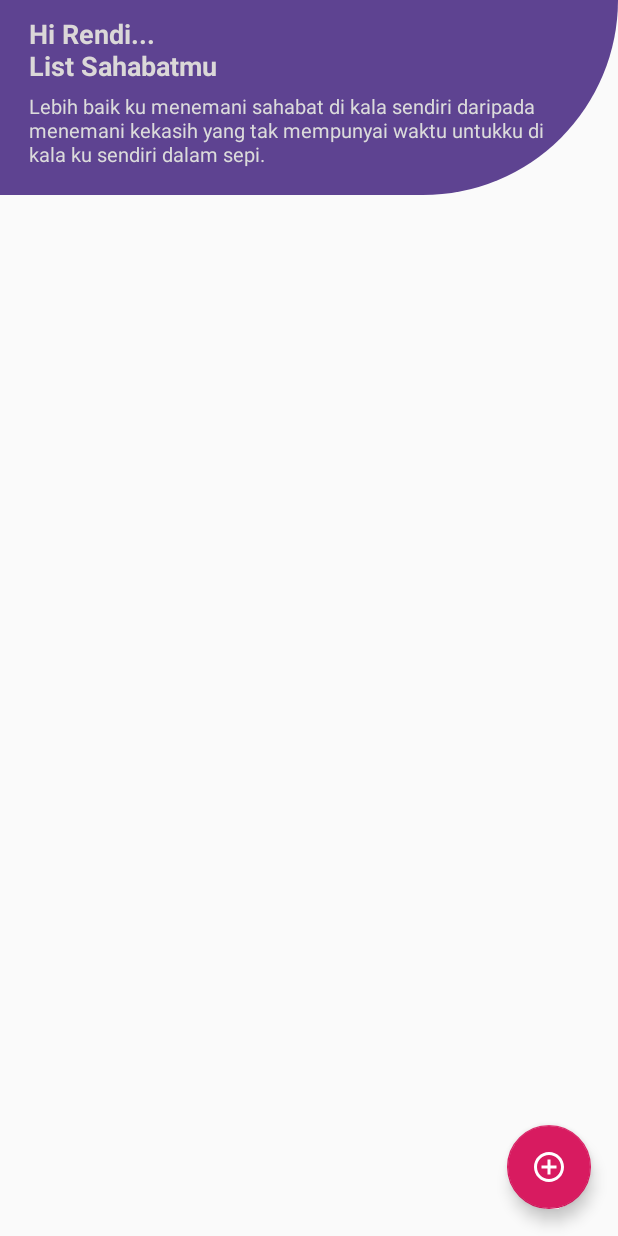
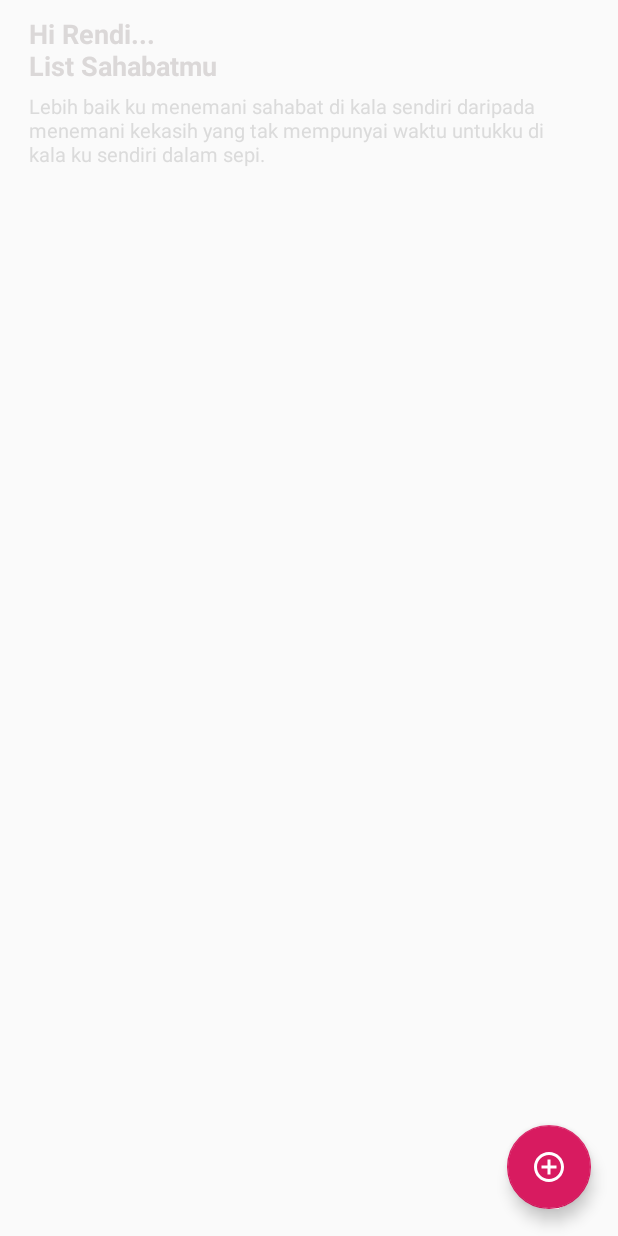
Before and after one commit to rendiwibawa/FriendApp_Room-Database, an Android app: the screen it shows after launch (MainActivity), on a phone screen of 412 x 824 dp. Run offline under Robolectric (Android 15) with nearby library versions, the phone set to English and light mode, and no system bars; our stand-ins replace Room's generated code.

Commit message:
Update my_friends_fragment.xml

```diff
--- a/app/src/main/res/layout/my_friends_fragment.xml
+++ b/app/src/main/res/layout/my_friends_fragment.xml
@@ -4,12 +4,7 @@
     android:orientation="vertical"
     android:layout_width="match_parent"
     android:layout_height="match_parent">
-    <LinearLayout
-        android:background="@drawable/header"
-        android:layout_width="match_parent"
-        android:layout_height="130dp"
 
-        />
     <LinearLayout
         android:orientation="vertical"
         android:layout_width="match_parent"
```
